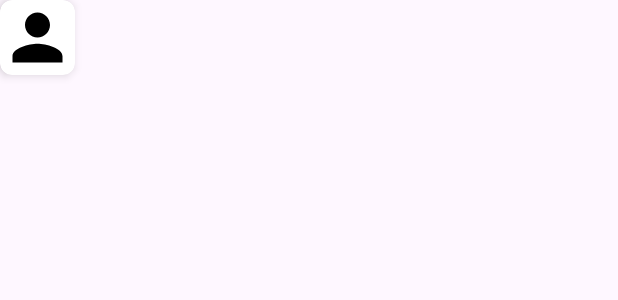
After one commit to JudithM05/TendaComics, an Android app: the layout fragment_perfil.xml on its own in the app's theme, with its tools: preview values and no code run, on a phone screen of 412 x 824 dp. The commit adds this screen. Shown: the top 300 px of the screen. Run offline under Robolectric (Android 15) with nearby library versions, the phone set to English and light mode, and no system bars.

Commit message:
Hemos avanzado un poco

```diff
--- /dev/null
+++ b/app/src/main/res/drawable/baseline_person_24.xml
@@ -0,0 +1,5 @@
+<vector xmlns:android="http://schemas.android.com/apk/res/android" android:height="24dp" android:tint="#000000" android:viewportHeight="24" android:viewportWidth="24" android:width="24dp">
+
+    <path android:fillColor="@android:color/white" android:pathData="M12,12c2.21,0 4,-1.79 4,-4s-1.79,-4 -4,-4 -4,1.79 -4,4 1.79,4 4,4zM12,14c-2.67,0 -8,1.34 -8,4v2h16v-2c0,-2.66 -5.33,-4 -8,-4z"/>
+
+</vector>
--- /dev/null
+++ b/app/src/main/res/layout/fragment_perfil.xml
@@ -0,0 +1,23 @@
+<?xml version="1.0" encoding="utf-8"?>
+<FrameLayout xmlns:android="http://schemas.android.com/apk/res/android"
+    xmlns:app="http://schemas.android.com/apk/res-auto"
+    xmlns:tools="http://schemas.android.com/tools"
+    android:layout_width="match_parent"
+    android:layout_height="match_parent"
+    tools:context=".Perfil">
+
+    <androidx.cardview.widget.CardView
+        android:id="@+id/CardViewPerfil"
+        android:layout_width="50dp"
+        android:layout_height="50dp"
+        app:cardElevation="4dp"
+        app:cardCornerRadius="8dp">
+
+        <ImageView
+            android:id="@+id/Perfil"
+            android:layout_width="match_parent"
+            android:layout_height="match_parent"
+            android:src="@drawable/baseline_person_24"
+            android:scaleType="centerCrop" />
+    </androidx.cardview.widget.CardView>
+</FrameLayout>
--- a/app/src/main/res/values/strings.xml
+++ b/app/src/main/res/values/strings.xml
@@ -1,3 +1,5 @@
 <resources>
     <string name="app_name">TendaComics</string>
+    <!-- TODO: Remove or change this placeholder text -->
+    <string name="hello_blank_fragment">Hello blank fragment</string>
 </resources>
```
Also changed, not shown: app/src/main/java/com/example/tendacomics/Menu.java (added, +29 -0 lines), app/src/main/java/com/example/tendacomics/Perfil.java (added, +28 -0 lines), app/src/main/res/layout/activity_main.xml (+10 -11 lines), app/src/main/res/layout/fragment_menu.xml (added, +20 -0 lines).
